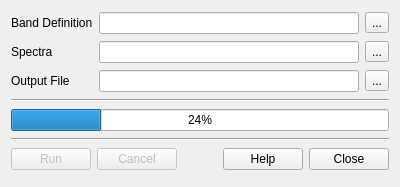
rskelly/geotools, file src/ui/convolve.ui: the form before one commit.
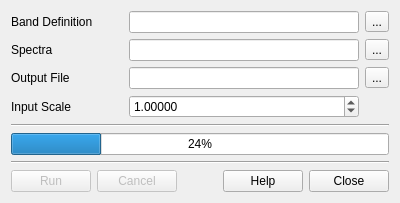
The form after the commit.

Commit message: Renamed UI classes. Added input scale. Working.

```diff
--- a/src/ui/convolve.ui
+++ b/src/ui/convolve.ui
@@ -14,21 +14,21 @@
    <string>Spectrum Convolution</string>
   </property>
   <layout class="QGridLayout" name="gridLayout">
-   <item row="5" column="1" colspan="3">
+   <item row="6" column="1" colspan="4">
     <widget class="QProgressBar" name="progressBar">
      <property name="value">
       <number>24</number>
      </property>
     </widget>
    </item>
-   <item row="0" column="3">
+   <item row="0" column="4">
     <widget class="QToolButton" name="btnBandDef">
      <property name="text">
       <string>...</string>
      </property>
     </widget>
    </item>
-   <item row="3" column="3">
+   <item row="3" column="4">
     <widget class="QToolButton" name="btnOutput">
      <property name="text">
       <string>...</string>
@@ -42,16 +42,7 @@
      </property>
     </widget>
    </item>
-   <item row="0" column="2">
-    <widget class="QLineEdit" name="txtBandDef"/>
-   </item>
-   <item row="1" column="2">
-    <widget class="QLineEdit" name="txtSpectra"/>
-   </item>
-   <item row="3" column="2">
-    <widget class="QLineEdit" name="txtOutput"/>
-   </item>
-   <item row="1" column="3">
+   <item row="1" column="4">
     <widget class="QToolButton" name="btnSpectra">
      <property name="text">
       <string>...</string>
@@ -72,7 +63,7 @@
      </property>
     </widget>
    </item>
-   <item row="8" column="1" colspan="3">
+   <item row="9" column="1" colspan="4">
     <layout class="QHBoxLayout" name="horizontalLayout">
      <item>
       <widget class="QPushButton" name="btnRun">
@@ -123,20 +114,46 @@
      </item>
     </layout>
    </item>
-   <item row="6" column="1" colspan="3">
+   <item row="7" column="1" colspan="4">
     <widget class="Line" name="line">
      <property name="orientation">
       <enum>Qt::Horizontal</enum>
      </property>
     </widget>
    </item>
-   <item row="4" column="1" colspan="3">
+   <item row="5" column="1" colspan="4">
     <widget class="Line" name="line_2">
      <property name="orientation">
       <enum>Qt::Horizontal</enum>
      </property>
     </widget>
    </item>
+   <item row="4" column="1">
+    <widget class="QLabel" name="label_4">
+     <property name="text">
+      <string>Input Scale</string>
+     </property>
+    </widget>
+   </item>
+   <item row="3" column="2" colspan="2">
+    <widget class="QLineEdit" name="txtOutput"/>
+   </item>
+   <item row="1" column="2" colspan="2">
+    <widget class="QLineEdit" name="txtSpectra"/>
+   </item>
+   <item row="0" column="2" colspan="2">
+    <widget class="QLineEdit" name="txtBandDef"/>
+   </item>
+   <item row="4" column="2" colspan="2">
+    <widget class="QDoubleSpinBox" name="spnInputScale">
+     <property name="decimals">
+      <number>5</number>
+     </property>
+     <property name="value">
+      <double>1.000000000000000</double>
+     </property>
+    </widget>
+   </item>
   </layout>
  </widget>
  <resources/>
```
The commit also changes 6 other files.
